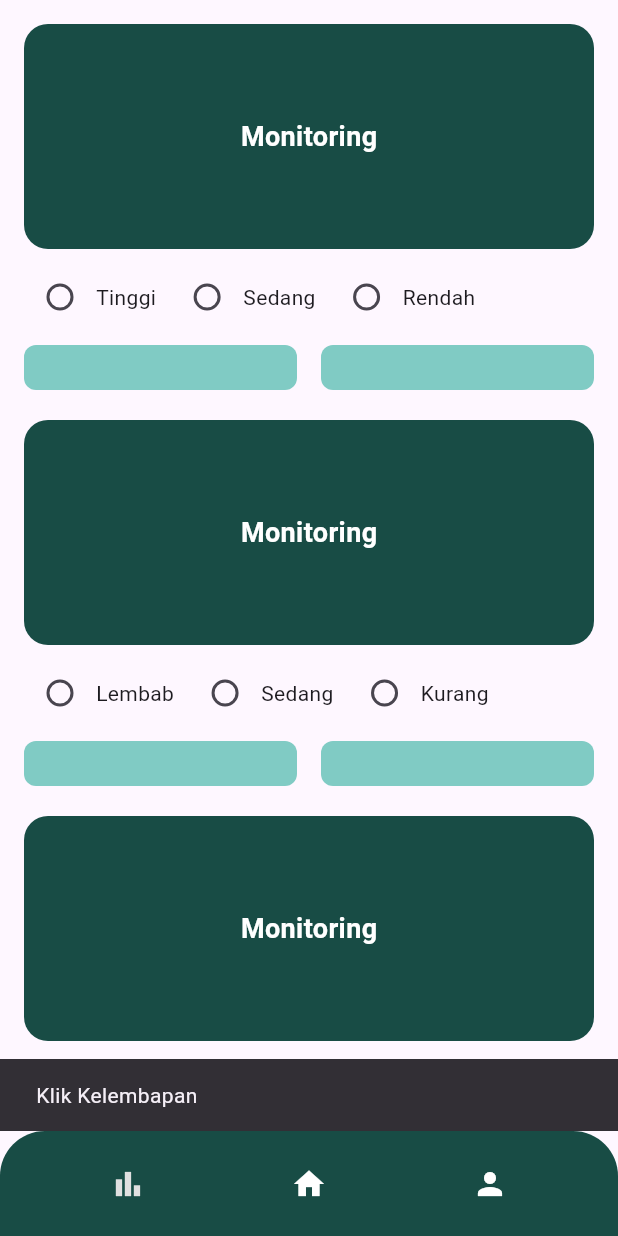
After one commit to MuhammadAbyann/TaniYuk-Smart-Farming-Bok-Choy-Mobile-Application-, a Flutter app: the HomePage screen opened directly, after a tap on "Monitoring", on a phone screen of 412 x 824 dp. The commit adds this screen. Run offline on Flutter 3.47's test engine with Material 3 defaults, Android fonts, the phone set to English and light mode, and no system bars.

Commit message:
statistic page

```diff
--- a/lib/pages/home_page.dart
+++ b/lib/pages/home_page.dart
@@ -1,7 +1,6 @@
 import 'package:flutter/material.dart';
 import 'dart:async';
-import 'register_page.dart';
-import 'login_page.dart';
+import 'package:smartfarmingpakcoy_apps/pages/statistic.dart';
 
 class HomePage extends StatefulWidget {
   const HomePage({super.key});
@@ -155,9 +154,7 @@ class _HomePageState extends State<HomePage> {
   Widget _getBody() {
     switch (selectedIndex) {
       case 0:
-        return const Center(
-          child: Text("📊 Halaman Statistik", style: TextStyle(fontSize: 18)),
-        );
+        return const StatisticPage(); // ← Ini menampilkan halaman Statistik yang kita buat
       case 2:
         return const Center(
           child: Text("👤 Profil Pengguna", style: TextStyle(fontSize: 18)),
--- a/lib/pages/register_page.dart
+++ b/lib/pages/register_page.dart
@@ -1,4 +1,5 @@
 import 'package:flutter/material.dart';
+import 'package:smartfarmingpakcoy_apps/pages/home_page.dart';
 
 class RegisterPage extends StatefulWidget {
   const RegisterPage({super.key});
@@ -29,14 +30,20 @@ class _RegisterPageState extends State<RegisterPage> {
       final password = passwordController.text.trim();
       final role = selectedRole;
 
-      // TODO: Kirim ke backend di sini
       print('Email: $email');
       print('Password: $password');
       print('Role: $role');
 
-      ScaffoldMessenger.of(context).showSnackBar(
-        const SnackBar(content: Text("Pendaftaran berhasil!")),
+      ScaffoldMessenger.of(
+        context,
+      ).showSnackBar(const SnackBar(content: Text("Pendaftaran berhasil!")));
+
+      Future.delayed(const Duration(milliseconds: 500), () {
+        Navigator.pushReplacement(
+          context,
+          MaterialPageRoute(builder: (context) => const HomePage()),
         );
+      });
     }
   }
 
@@ -161,7 +168,8 @@ class _RegisterPageState extends State<RegisterPage> {
                           prefixIcon: Icon(Icons.person_outline),
                         ),
                         value: selectedRole,
-                        items: roles.map((String role) {
+                        items:
+                            roles.map((String role) {
                               return DropdownMenuItem<String>(
                                 value: role,
                                 child: Text(role),
--- /dev/null
+++ b/lib/pages/statistic.dart
@@ -0,0 +1,141 @@
+import 'package:flutter/material.dart';
+
+class StatisticPage extends StatelessWidget {
+  const StatisticPage({super.key});
+
+  @override
+  Widget build(BuildContext context) {
+    return Scaffold(
+      body: SafeArea(
+        child: SingleChildScrollView(
+          padding: const EdgeInsets.all(16),
+          child: Column(
+            children: const [
+              MonitoringSection(
+                title: 'Kelembapan',
+                radioOptions: ['Tinggi', 'Sedang', 'Rendah'],
+              ),
+              SizedBox(height: 20),
+              MonitoringSection(
+                title: 'pH Tanah',
+                radioOptions: ['Lembab', 'Sedang', 'Kurang'],
+              ),
+              SizedBox(height: 20),
+              MonitoringSection(
+                title: 'Cahaya',
+                radioOptions: ['Terang', 'Cukup', 'Redup'],
+              ),
+              SizedBox(height: 80), // Space for bottom nav
+            ],
+          ),
+        ),
+      ),
+    );
+  }
+}
+
+class MonitoringSection extends StatefulWidget {
+  final String title;
+  final List<String> radioOptions;
+
+  const MonitoringSection({
+    super.key,
+    required this.title,
+    required this.radioOptions,
+  });
+
+  @override
+  State<MonitoringSection> createState() => _MonitoringSectionState();
+}
+
+class _MonitoringSectionState extends State<MonitoringSection> {
+  String? selectedOption;
+
+  @override
+  Widget build(BuildContext context) {
+    return GestureDetector(
+      onTap: () {
+        // TODO: Navigasi ke halaman detail
+        ScaffoldMessenger.of(
+          context,
+        ).showSnackBar(SnackBar(content: Text("Klik ${widget.title}")));
+      },
+      child: Column(
+        crossAxisAlignment: CrossAxisAlignment.start,
+        children: [
+          // Kotak monitoring
+          Container(
+            height: 150,
+            width: double.infinity,
+            decoration: BoxDecoration(
+              color: const Color(0xFF184C45),
+              borderRadius: BorderRadius.circular(16),
+            ),
+            alignment: Alignment.center,
+            child: Text(
+              "Monitoring",
+              style: const TextStyle(
+                color: Colors.white,
+                fontSize: 18,
+                fontWeight: FontWeight.bold,
+              ),
+            ),
+          ),
+          const SizedBox(height: 8),
+
+          // Radio button status
+          Wrap(
+            alignment: WrapAlignment.start,
+            spacing: 10,
+            children:
+                widget.radioOptions.map((option) {
+                  return Row(
+                    mainAxisSize: MainAxisSize.min,
+                    children: [
+                      Radio<String>(
+                        value: option,
+                        groupValue: selectedOption,
+                        onChanged: (value) {
+                          setState(() {
+                            selectedOption = value;
+                          });
+                        },
+                      ),
+                      Text(option),
+                    ],
+                  );
+                }).toList(),
+          ),
+          const SizedBox(height: 8),
+
+          // Tombol kecil di bawah
+          Row(
+            mainAxisAlignment: MainAxisAlignment.spaceEvenly,
+            children: [
+              Expanded(
+                child: Container(
+                  height: 30,
+                  margin: const EdgeInsets.only(right: 8),
+                  decoration: BoxDecoration(
+                    color: Colors.teal[200],
+                    borderRadius: BorderRadius.circular(8),
+                  ),
+                ),
+              ),
+              Expanded(
+                child: Container(
+                  height: 30,
+                  margin: const EdgeInsets.only(left: 8),
+                  decoration: BoxDecoration(
+                    color: Colors.teal[200],
+                    borderRadius: BorderRadius.circular(8),
+                  ),
+                ),
+              ),
+            ],
+          ),
+        ],
+      ),
+    );
+  }
+}
```
Lines whose indentation alone changed are shown as unchanged.
